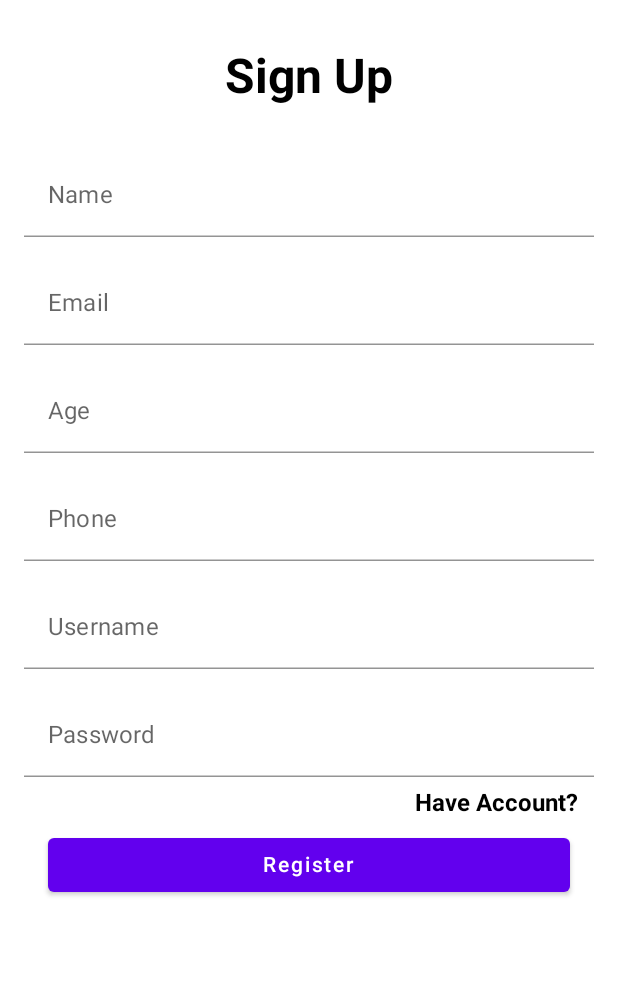
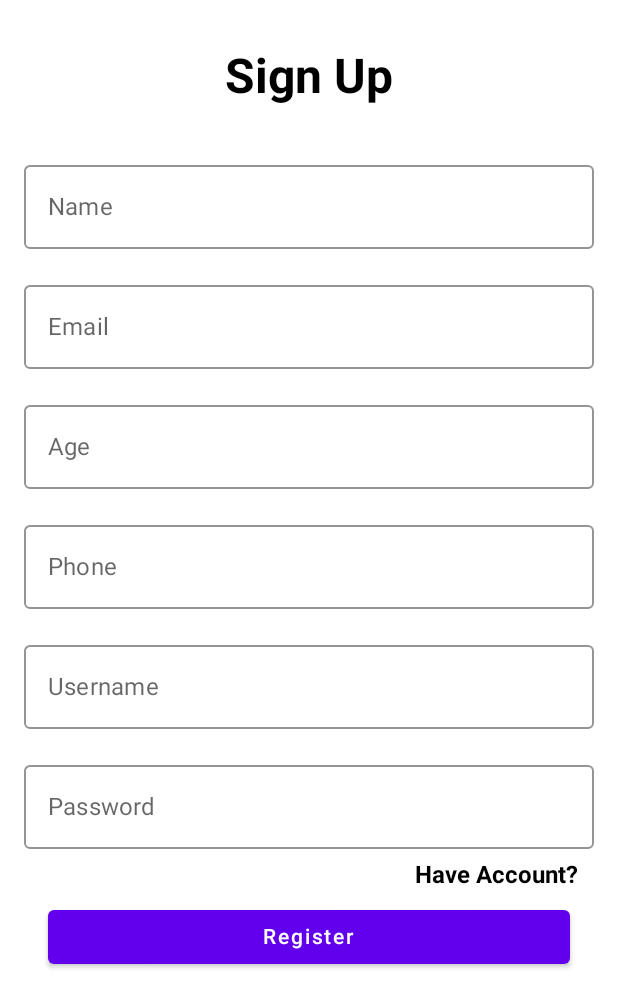
Before and after one commit to arifwidayana/ChallengeChapter7, an Android app built with Jetpack Compose: the RegisterFragment screen opened through its navigation route, on a phone screen of 412 x 824 dp. Shown: the top 1008 px of the screen. Run offline under Robolectric (Android 15) with nearby library versions, the phone set to English and light mode, and no system bars; our stand-ins replace Dagger/Hilt's generated code; 2 statements that could not run were skipped.

```diff
--- a/app/src/main/java/com/arifwidayana/challengechapter7/base/arch/BaseViewModel.kt
+++ b/app/src/main/java/com/arifwidayana/challengechapter7/base/arch/BaseViewModel.kt
@@ -7,8 +7,7 @@ import androidx.fragment.app.Fragment
 import androidx.lifecycle.ViewModel
 import javax.inject.Inject
 
-abstract class BaseViewModel<VM: ViewModel>(
-): Fragment(), BaseContract.BaseView {
+abstract class BaseViewModel<VM: ViewModel>: Fragment(), BaseContract.BaseView {
 
     @Inject
     lateinit var viewModelInstance: VM
--- a/app/src/main/java/com/arifwidayana/challengechapter7/data/local/preference/SharedHelper.kt
+++ b/app/src/main/java/com/arifwidayana/challengechapter7/data/local/preference/SharedHelper.kt
@@ -20,9 +20,9 @@ class SharedHelper(context: Context) {
         return sharedPref.getBoolean(key, value)
     }
 
-    fun getString(key: String, value: String): String? {
-        return sharedPref.getString(key, value)
-    }
+//    fun getString(key: String, value: String): String? {
+//        return sharedPref.getString(key, value)
+//    }
 
     fun getString(key: String): String? {
         return sharedPref.getString(key, null)
--- a/app/src/main/java/com/arifwidayana/challengechapter7/ui/auth/register/RegisterFragment.kt
+++ b/app/src/main/java/com/arifwidayana/challengechapter7/ui/auth/register/RegisterFragment.kt
@@ -8,10 +8,7 @@ import android.widget.Toast
 import androidx.compose.foundation.clickable
 import androidx.compose.foundation.layout.*
 import androidx.compose.foundation.text.KeyboardOptions
-import androidx.compose.material.Button
-import androidx.compose.material.Text
-import androidx.compose.material.TextField
-import androidx.compose.material.TextFieldDefaults
+import androidx.compose.material.*
 import androidx.compose.runtime.Composable
 import androidx.compose.runtime.mutableStateOf
 import androidx.compose.runtime.remember
@@ -98,7 +95,7 @@ class RegisterFragment : BaseViewModel<RegisterViewModel>(
             val phone = remember { mutableStateOf("") }
             val username = remember { mutableStateOf("") }
             val password = remember { mutableStateOf("") }
-            TextField(
+            OutlinedTextField(
                 value = name.value,
                 onValueChange = { name.value = it },
                 label = { Text(text = "Name") },
@@ -108,7 +105,7 @@ class RegisterFragment : BaseViewModel<RegisterViewModel>(
             )
 
             Spacer(modifier = Modifier.height(16.dp))
-            TextField(
+            OutlinedTextField(
                 value = email.value,
                 onValueChange = { email.value = it },
                 label = { Text(text = "Email") },
@@ -118,7 +115,7 @@ class RegisterFragment : BaseViewModel<RegisterViewModel>(
             )
 
             Spacer(modifier = Modifier.height(16.dp))
-            TextField(
+            OutlinedTextField(
                 value = age.value,
                 onValueChange = { age.value = it },
                 label = { Text(text = "Age") },
@@ -128,7 +125,7 @@ class RegisterFragment : BaseViewModel<RegisterViewModel>(
             )
 
             Spacer(modifier = Modifier.height(16.dp))
-            TextField(
+            OutlinedTextField(
                 value = phone.value,
                 onValueChange = { phone.value = it },
                 label = { Text(text = "Phone") },
@@ -138,7 +135,7 @@ class RegisterFragment : BaseViewModel<RegisterViewModel>(
             )
 
             Spacer(modifier = Modifier.height(16.dp))
-            TextField(
+            OutlinedTextField(
                 value = username.value,
                 onValueChange = { username.value = it },
                 label = { Text(text = "Username") },
@@ -148,7 +145,7 @@ class RegisterFragment : BaseViewModel<RegisterViewModel>(
             )
 
             Spacer(modifier = Modifier.height(16.dp))
-            TextField(
+            OutlinedTextField(
                 value = password.value,
                 onValueChange = { password.value = it },
                 label = { Text(text = "Password") },
--- a/app/src/main/res/drawable/bg_oval_green_fill.xml
+++ /dev/null
@@ -1,4 +0,0 @@
-<?xml version="1.0" encoding="utf-8"?>
-<shape xmlns:android="http://schemas.android.com/apk/res/android" android:shape="oval">
-    <solid android:color="@color/green"/>
-</shape>
--- a/app/src/main/res/values/colors.xml
+++ b/app/src/main/res/values/colors.xml
@@ -7,7 +7,6 @@
     <color name="teal_700">#FF018786</color>
     <color name="black">#FF000000</color>
     <color name="white">#FFFFFFFF</color>
-    <color name="background">#51535D</color>
     <color name="grey">#A0A0A0</color>
     <color name="red">#D80101</color>
     <color name="green">#21A609</color>
--- a/app/src/main/res/values/strings.xml
+++ b/app/src/main/res/values/strings.xml
@@ -1,6 +1,5 @@
 <resources>
     <string name="app_name">Ava Movie</string>
-    <string name="hello_blank_fragment">Hello blank fragment</string>
     <string name="username">Username</string>
     <string name="sign_in">Sign In</string>
     <string name="password">Password</string>
```
Also changed, not shown: app/src/main/java/com/arifwidayana/challengechapter7/data/local/preference/DatastorePreference.kt (+5 -5 lines), app/src/main/java/com/arifwidayana/challengechapter7/ui/homepage/favorite/FavoriteFragment.kt (deleted, +0 -48 lines), app/src/main/res/drawable/ic_photo_camera.xml (deleted, +0 -13 lines), app/src/main/res/layout/fragment_favorite.xml (deleted, +0 -42 lines).
